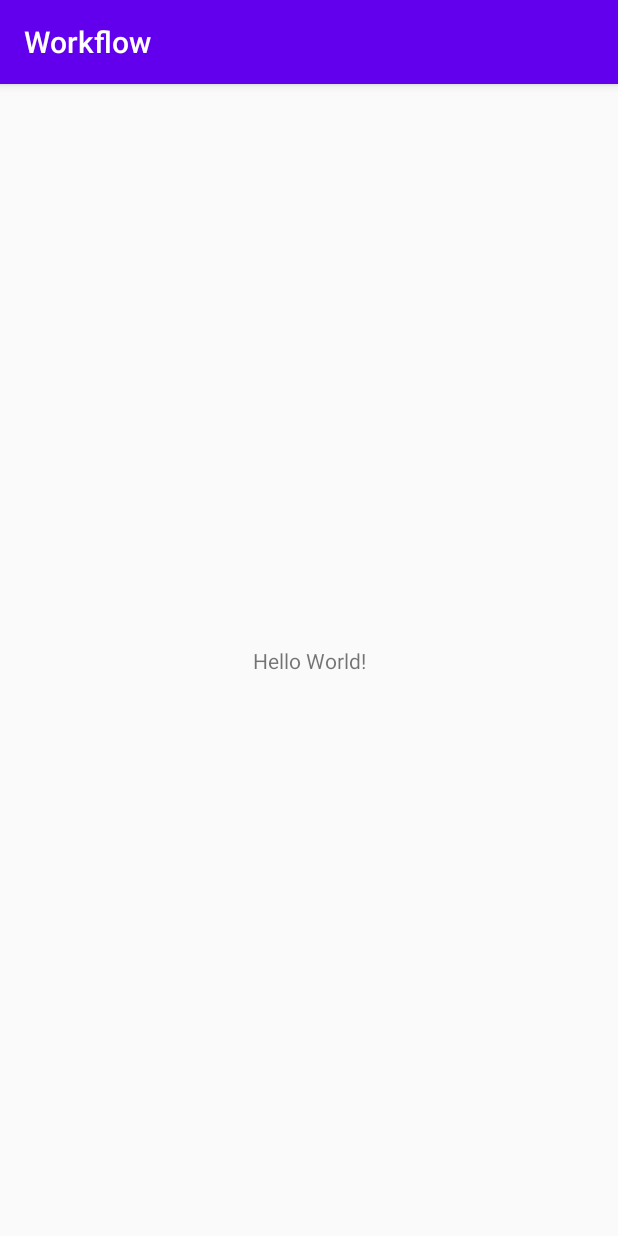
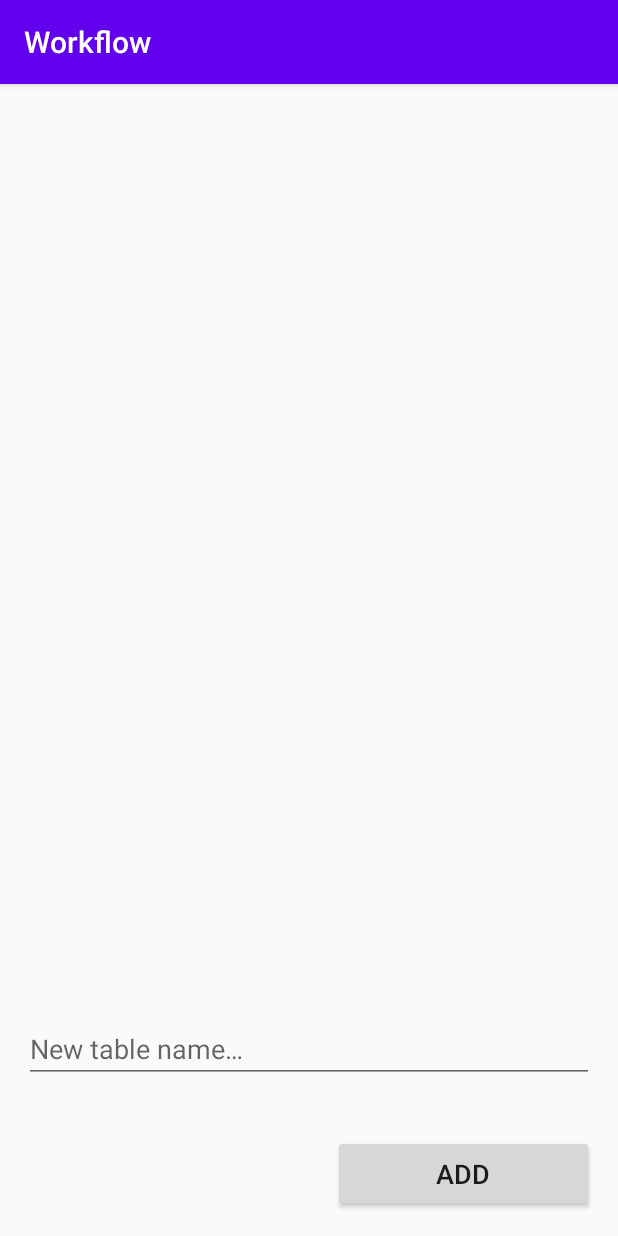
Before and after one commit to abrajner/AGHMobileTechnologyProject, an Android app: the screen it shows after launch (MainActivity), on a phone screen of 412 x 824 dp. Run offline under Robolectric (Android 15) with nearby library versions, the phone set to English and light mode, and no system bars.

Commit message:
add button, text and recycleview

```diff
--- a/app/build.gradle
+++ b/app/build.gradle
@@ -31,4 +31,5 @@ dependencies {
     testImplementation 'junit:junit:4.12'
     androidTestImplementation 'androidx.test.ext:junit:1.1.1'
     androidTestImplementation 'androidx.test.espresso:espresso-core:3.2.0'
+    implementation 'androidx.recyclerview:recyclerview:1.1.0'
 }
--- a/app/src/main/res/layout/activity_main.xml
+++ b/app/src/main/res/layout/activity_main.xml
@@ -1,18 +1,145 @@
 <?xml version="1.0" encoding="utf-8"?>
-<androidx.constraintlayout.widget.ConstraintLayout xmlns:android="http://schemas.android.com/apk/res/android"
+
+
+<LinearLayout xmlns:android="http://schemas.android.com/apk/res/android"
 xmlns:app="http://schemas.android.com/apk/res-auto"
 xmlns:tools="http://schemas.android.com/tools"
     android:layout_width="match_parent"
     android:layout_height="match_parent"
+    android:orientation="vertical"
+    app:layout_constraintBottom_toBottomOf="parent"
+    app:layout_constraintEnd_toEndOf="parent"
+    app:layout_constraintStart_toStartOf="parent"
+    app:layout_constraintTop_toBottomOf="parent"
     tools:context=".MainActivity">
 
-    <TextView
-        android:layout_width="wrap_content"
+    <LinearLayout
+        android:layout_width="match_parent"
+        android:layout_height="match_parent"
+        android:layout_weight="1"
+        android:gravity="center"
+        android:orientation="vertical" >
+
+        <androidx.constraintlayout.widget.ConstraintLayout
+            android:layout_width="match_parent"
+            android:layout_height="match_parent">
+
+            <androidx.recyclerview.widget.RecyclerView
+                android:layout_width="0dp"
+                android:layout_height="0dp"
+                android:layout_marginStart="16dp"
+                android:layout_marginLeft="16dp"
+                android:layout_marginTop="16dp"
+                android:layout_marginEnd="16dp"
+                android:layout_marginRight="16dp"
+                android:layout_marginBottom="16dp"
+                app:layout_constraintBottom_toBottomOf="parent"
+                app:layout_constraintEnd_toEndOf="parent"
+                app:layout_constraintStart_toStartOf="parent"
+                app:layout_constraintTop_toTopOf="parent" />
+        </androidx.constraintlayout.widget.ConstraintLayout>
+    </LinearLayout>
+
+<LinearLayout
+    android:layout_width="match_parent"
+    android:layout_height="250dp"
+    android:layout_weight="1"
+    android:gravity="center"
+    android:orientation="vertical" >
+
+    <androidx.constraintlayout.widget.ConstraintLayout
+        android:layout_width="match_parent"
+        android:layout_height="match_parent">
+
+        <EditText
+            android:id="@+id/editText"
+            android:layout_width="0dp"
             android:layout_height="wrap_content"
-        android:text="Hello World!"
+            android:layout_marginStart="16dp"
+            android:layout_marginLeft="16dp"
+            android:layout_marginTop="16dp"
+            android:layout_marginEnd="16dp"
+            android:layout_marginRight="16dp"
+            android:layout_marginBottom="16dp"
+            android:autofillHints=""
+            android:ems="10"
+            android:hint="@string/new_table_text"
+            android:inputType="textPersonName"
             app:layout_constraintBottom_toBottomOf="parent"
-        app:layout_constraintLeft_toLeftOf="parent"
-        app:layout_constraintRight_toRightOf="parent"
+            app:layout_constraintEnd_toEndOf="parent"
+            app:layout_constraintStart_toStartOf="parent"
             app:layout_constraintTop_toTopOf="parent" />
+    </androidx.constraintlayout.widget.ConstraintLayout>
+</LinearLayout>
+
+
+    <LinearLayout
+        android:layout_width="match_parent"
+        android:layout_height="250dp"
+        android:layout_weight="1"
+        android:gravity="center"
+        android:orientation="vertical" >
+
+        <LinearLayout
+            android:layout_width="match_parent"
+            android:layout_height="match_parent"
+            android:orientation="horizontal"
+            app:layout_constraintBottom_toBottomOf="parent"
+            app:layout_constraintEnd_toEndOf="parent"
+            app:layout_constraintStart_toStartOf="parent"
+            app:layout_constraintTop_toBottomOf="parent"
+            tools:context=".MainActivity"
+            android:baselineAligned="false">
+
+            <LinearLayout
+                android:layout_height="match_parent"
+                android:layout_width="match_parent"
+                android:layout_weight="1"
+                android:gravity="center"
+                android:orientation="horizontal" >
+
+                <androidx.constraintlayout.widget.ConstraintLayout
+                    android:layout_width="match_parent"
+                    android:layout_height="match_parent">
 
                 </androidx.constraintlayout.widget.ConstraintLayout>
+            </LinearLayout>
+
+            <LinearLayout
+                android:layout_height="match_parent"
+                android:layout_width="match_parent"
+                android:layout_weight="1"
+                android:gravity="center"
+                android:orientation="horizontal" >
+
+
+                <androidx.constraintlayout.widget.ConstraintLayout
+                    android:layout_width="match_parent"
+                    android:layout_height="match_parent">
+
+                    <Button
+                        android:id="@+id/button"
+                        android:layout_width="0dp"
+                        android:layout_height="0dp"
+                        android:layout_marginStart="16dp"
+                        android:layout_marginLeft="16dp"
+                        android:layout_marginTop="16dp"
+                        android:layout_marginEnd="16dp"
+                        android:layout_marginRight="16dp"
+                        android:layout_marginBottom="16dp"
+                        android:text="@string/add_button"
+                        android:textSize="18sp"
+                        app:layout_constraintBottom_toBottomOf="parent"
+                        app:layout_constraintEnd_toEndOf="parent"
+                        app:layout_constraintStart_toStartOf="parent"
+                        app:layout_constraintTop_toTopOf="parent" />
+                </androidx.constraintlayout.widget.ConstraintLayout>
+            </LinearLayout>
+
+
+        </LinearLayout>
+
+    </LinearLayout>
+
+
+</LinearLayout>
--- a/app/src/main/res/values/strings.xml
+++ b/app/src/main/res/values/strings.xml
@@ -1,3 +1,5 @@
 <resources>
     <string name="app_name">Workflow</string>
+    <string name="add_button">Add</string>
+    <string name="new_table_text">New table name…</string>
 </resources>
```
Lines whose indentation alone changed are shown as unchanged.
